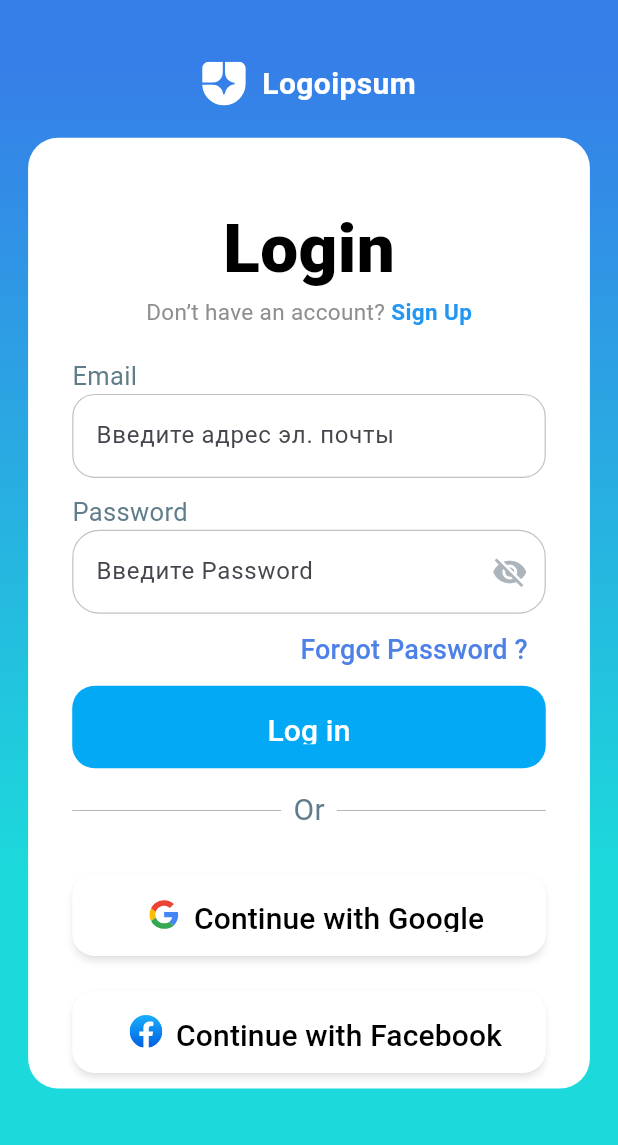
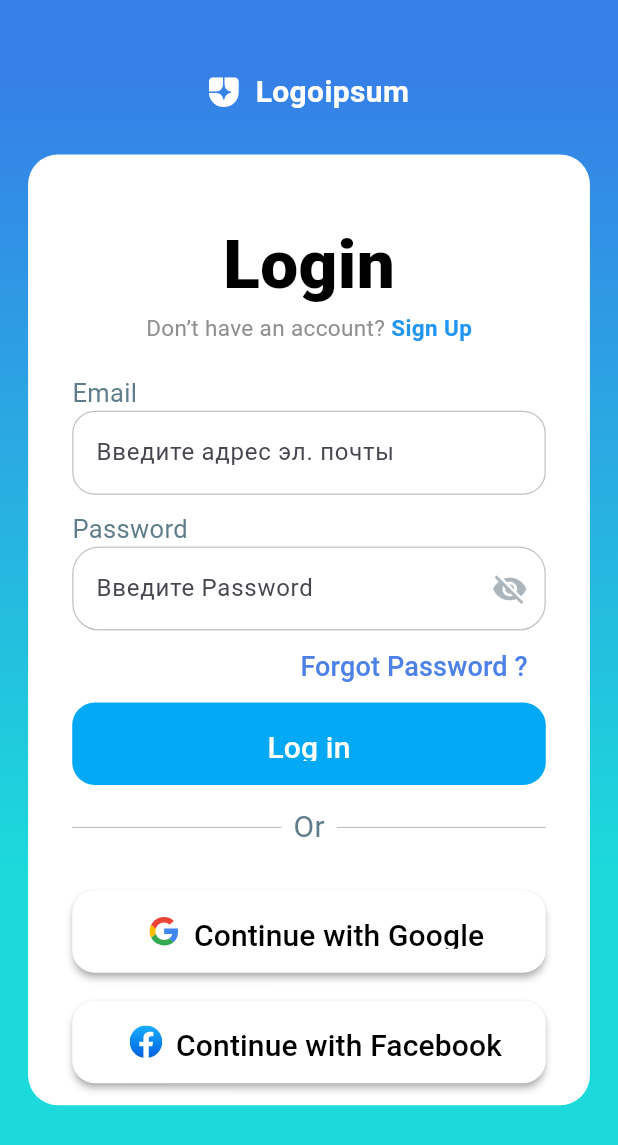
Before and after one commit to M1hammadam1n/singin_ui, a Flutter app: the screen it shows after launch, after a tap on "Log in", on a phone screen of 412 x 824 dp. Shown: the top 1145 px of the screen. Run offline on Flutter 3.47's test engine with Material 3 defaults, Android fonts, the phone set to English and light mode, and no system bars; our stand-ins replace flutter_svg.

Commit message:
fix medi

```diff
--- a/lib/login_ui/one_page.dart
+++ b/lib/login_ui/one_page.dart
@@ -24,16 +24,15 @@ class StartPage extends StatelessWidget {
                 children: [
                   SvgPicture.asset(
                     'assets/icons/Vector.svg',
-                    width: 40,
-                    height: 40,
+                    width: MediaQuery.of(context).size.width / 20,
+                    height: MediaQuery.of(context).size.height / 20,
                     colorFilter: const ColorFilter.mode(
                       Color(0xFF375DFB),
                       BlendMode.srcIn,
                     ),
                   ),
-                  SizedBox(width: 10),
                   Text(
-                    "Logoipsum",
+                    "  Logoipsum",
                     style: TextStyle(color: Colors.black, fontSize: 20),
                   ),
                 ],
@@ -42,7 +41,7 @@ class StartPage extends StatelessWidget {
               Text(
                 'Sign in to your \nAccount',
                 style: TextStyle(
-                  fontSize: 45,
+                  fontSize: MediaQuery.of(context).size.width / 10,
                   color: Colors.black,
                   fontWeight: FontWeight.w800,
                 ),
@@ -50,7 +49,10 @@ class StartPage extends StatelessWidget {
               SizedBox(height: MediaQuery.of(context).size.width / 40),
               Text(
                 'Enter your email and password to log in ',
-                style: TextStyle(fontSize: 17, color: Colors.blueGrey),
+                style: TextStyle(
+                  fontSize: MediaQuery.of(context).size.width / 20,
+                  color: Colors.blueGrey,
+                ),
               ),
               SizedBox(height: MediaQuery.of(context).size.width / 12),
               Text(
@@ -65,8 +67,6 @@ class StartPage extends StatelessWidget {
                     hintText: 'Введите адрес эл. почты',
                     filled: true,
                     fillColor: Colors.transparent,
-
-                    // рамка когда поле активно
                     focusedBorder: OutlineInputBorder(
                       borderRadius: BorderRadius.circular(18),
                       borderSide: const BorderSide(
@@ -99,14 +99,17 @@ class StartPage extends StatelessWidget {
                     onPressed: () {},
                     child: Text(
                       "Forgot Password ?",
-                      style: TextStyle(color: Color(0xFF4D81E7), fontSize: 18),
+                      style: TextStyle(
+                        color: Color(0xFF4D81E7),
+                        fontSize: MediaQuery.of(context).size.width / 22,
+                      ),
                     ),
                   ),
                 ],
               ),
               SizedBox(
-                width: double.infinity,
-                height: 55,
+                width: MediaQuery.of(context).size.width / 1.2,
+                height: MediaQuery.of(context).size.height / 15,
                 child: ElevatedButton(
                   onPressed: () {
                     Navigator.push(
@@ -123,9 +126,12 @@ class StartPage extends StatelessWidget {
                     padding: const EdgeInsets.symmetric(vertical: 16),
                     overlayColor: Colors.black,
                   ),
-                  child: const Text(
+                  child: Text(
                     'Log in',
-                    style: TextStyle(color: Colors.white, fontSize: 20),
+                    style: TextStyle(
+                      color: Colors.white,
+                      fontSize: MediaQuery.of(context).size.width / 20,
+                    ),
                     textAlign: TextAlign.center,
                   ),
                 ),
@@ -138,15 +144,18 @@ class StartPage extends StatelessWidget {
                     padding: const EdgeInsets.symmetric(horizontal: 8.0),
                     child: Text(
                       "Or",
-                      style: TextStyle(fontSize: 20, color: Colors.blueGrey),
+                      style: TextStyle(
+                        fontSize: MediaQuery.of(context).size.width / 20,
+                        color: Colors.blueGrey,
+                      ),
                     ),
                   ),
                   Expanded(child: Divider(color: Colors.grey, thickness: 0.5)),
                 ],
               ),
               SizedBox(
-                width: double.infinity,
-                height: 55,
+                width: MediaQuery.of(context).size.width / 1.2,
+                height: MediaQuery.of(context).size.height / 15,
                 child: ElevatedButton(
                   onPressed: () {},
                   style: ElevatedButton.styleFrom(
@@ -162,12 +171,15 @@ class StartPage extends StatelessWidget {
                     children: [
                       SvgPicture.asset(
                         'assets/icons/google.svg',
-                        width: 40,
-                        height: 40,
+                        width: MediaQuery.of(context).size.width / 18,
+                        height: MediaQuery.of(context).size.height / 18,
                       ),
-                      const Text(
+                      Text(
                         'Continue with Google',
-                        style: TextStyle(color: Colors.black, fontSize: 20),
+                        style: TextStyle(
+                          color: Colors.black,
+                          fontSize: MediaQuery.of(context).size.width / 20,
+                        ),
                         textAlign: TextAlign.center,
                       ),
                     ],
@@ -176,8 +188,8 @@ class StartPage extends StatelessWidget {
               ),
               SizedBox(height: MediaQuery.of(context).size.width / 18),
               SizedBox(
-                width: double.infinity,
-                height: 55,
+                width: MediaQuery.of(context).size.width / 1.2,
+                height: MediaQuery.of(context).size.height / 15,
                 child: ElevatedButton(
                   onPressed: () {},
                   style: ElevatedButton.styleFrom(
@@ -193,12 +205,15 @@ class StartPage extends StatelessWidget {
                     children: [
                       SvgPicture.asset(
                         'assets/icons/2021_Facebook_icon 1.svg',
-                        width: 40,
-                        height: 40,
+                        width: MediaQuery.of(context).size.width / 18,
+                        height: MediaQuery.of(context).size.height / 18,
                       ),
-                      const Text(
+                      Text(
                         'Continue with Facebook',
-                        style: TextStyle(color: Colors.black, fontSize: 20),
+                        style: TextStyle(
+                          color: Colors.black,
+                          fontSize: MediaQuery.of(context).size.width / 20,
+                        ),
                         textAlign: TextAlign.center,
                       ),
                     ],
@@ -212,23 +227,23 @@ class StartPage extends StatelessWidget {
                 mainAxisAlignment: MainAxisAlignment.center,
                 children: [
                   Text(
-                    'Don’t have an account?',
+                    'Don’t have an account?  ',
                     style: TextStyle(
                       color: const Color.fromARGB(255, 143, 143, 143),
-                      fontSize: 20,
+                      fontSize: MediaQuery.of(context).size.width / 20,
                     ),
                   ),
                   Text(
                     'Sign Up',
                     style: TextStyle(
                       color: Colors.blue,
-                      fontSize: 20,
+                      fontSize: MediaQuery.of(context).size.width / 20,
                       fontWeight: FontWeight.w600,
                     ),
                   ),
                 ],
               ),
-              SizedBox(height: MediaQuery.of(context).size.width / 18),
+              SizedBox(height: MediaQuery.of(context).size.width / 15),
             ],
           ),
         ),
--- a/lib/login_ui/three_page.dart
+++ b/lib/login_ui/three_page.dart
@@ -14,12 +14,7 @@ class ThreePage extends StatelessWidget {
           gradient: LinearGradient(
             begin: Alignment.topCenter,
             end: Alignment.bottomCenter,
-            colors: [
-              Colors.blue,
-              Colors.blue,
-              Colors.white,
-              Colors.white,
-            ],
+            colors: [Colors.blue, Colors.blue, Colors.white, Colors.white],
             stops: [0.0, 0.5, 0.5, 1.0],
           ),
         ),
@@ -37,8 +32,8 @@ class ThreePage extends StatelessWidget {
                     children: [
                       SvgPicture.asset(
                         'assets/icons/Vector.svg',
-                        width: 40,
-                        height: 40,
+                        width: MediaQuery.of(context).size.width / 20,
+                        height: MediaQuery.of(context).size.height / 20,
                         colorFilter: const ColorFilter.mode(
                           Color(0xFF375DFB),
                           BlendMode.srcIn,
@@ -71,14 +66,19 @@ class ThreePage extends StatelessWidget {
                     color: Colors.white,
                   ),
                   child: Padding(
-                  padding: const EdgeInsets.only(left: 30, right: 30),
+                    padding: EdgeInsets.only(
+                      left: MediaQuery.of(context).size.width / 20,
+                      right: MediaQuery.of(context).size.width / 20,
+                    ),
                     child: Column(
                       crossAxisAlignment: CrossAxisAlignment.center,
                       children: [
-                      SizedBox(height: MediaQuery.of(context).size.height / 32),
                         SizedBox(
-                        width: MediaQuery.of(context).size.width / 1.55,
-                        height: 55,
+                          height: MediaQuery.of(context).size.height / 32,
+                        ),
+                        SizedBox(
+                          width: MediaQuery.of(context).size.width / 1.2,
+                          height: MediaQuery.of(context).size.height / 15,
                           child: ElevatedButton(
                             onPressed: () {},
                             style: ElevatedButton.styleFrom(
@@ -94,8 +94,9 @@ class ThreePage extends StatelessWidget {
                               children: [
                                 SvgPicture.asset(
                                   'assets/icons/google.svg',
-                                width: 40,
-                                height: 40,
+                                  width: MediaQuery.of(context).size.width / 18,
+                                  height:
+                                      MediaQuery.of(context).size.height / 18,
                                 ),
                                 const Text(
                                   'Continue with Google',
@@ -109,11 +110,16 @@ class ThreePage extends StatelessWidget {
                             ),
                           ),
                         ),
-                      SizedBox(height: MediaQuery.of(context).size.width / 30),
+                        SizedBox(
+                          height: MediaQuery.of(context).size.width / 30,
+                        ),
                         Row(
                           children: [
                             Expanded(
-                            child: Divider(color: Colors.grey, thickness: 0.5),
+                              child: Divider(
+                                color: Colors.grey,
+                                thickness: 0.5,
+                              ),
                             ),
                             Padding(
                               padding: const EdgeInsets.symmetric(
@@ -128,11 +134,16 @@ class ThreePage extends StatelessWidget {
                               ),
                             ),
                             Expanded(
-                            child: Divider(color: Colors.grey, thickness: 0.5),
+                              child: Divider(
+                                color: Colors.grey,
+                                thickness: 0.5,
+                              ),
                             ),
                           ],
                         ),
-                      SizedBox(height: MediaQuery.of(context).size.width / 20),
+                        SizedBox(
+                          height: MediaQuery.of(context).size.width / 20,
+                        ),
                         SizedBox(
                           width: MediaQuery.of(context).size.width / 1.2,
                           child: TextField(
@@ -160,7 +171,9 @@ class ThreePage extends StatelessWidget {
                             textAlign: TextAlign.start,
                           ),
                         ),
-                      SizedBox(height: MediaQuery.of(context).size.width / 30),
+                        SizedBox(
+                          height: MediaQuery.of(context).size.width / 30,
+                        ),
                         PasswordField(),
                         Row(
                           mainAxisAlignment: MainAxisAlignment.end,
@@ -177,10 +190,12 @@ class ThreePage extends StatelessWidget {
                             ),
                           ],
                         ),
-                      SizedBox(height: MediaQuery.of(context).size.width / 30),
                         SizedBox(
-                        width: double.infinity,
-                        height: 55,
+                          height: MediaQuery.of(context).size.width / 30,
+                        ),
+                        SizedBox(
+                          width: MediaQuery.of(context).size.width / 1.2,
+                          height: MediaQuery.of(context).size.height / 15,
                           child: ElevatedButton(
                             onPressed: () {
                               Navigator.push(
@@ -201,12 +216,17 @@ class ThreePage extends StatelessWidget {
                             ),
                             child: const Text(
                               'Log in',
-                            style: TextStyle(color: Colors.white, fontSize: 20),
+                              style: TextStyle(
+                                color: Colors.white,
+                                fontSize: 20,
+                              ),
                               textAlign: TextAlign.center,
                             ),
                           ),
                         ),
-                      SizedBox(height: MediaQuery.of(context).size.width / 15),
+                        SizedBox(
+                          height: MediaQuery.of(context).size.width / 15,
+                        ),
                         Row(
                           mainAxisAlignment: MainAxisAlignment.center,
                           children: [
--- a/lib/login_ui/two_page.dart
+++ b/lib/login_ui/two_page.dart
@@ -31,12 +31,8 @@ class _TwoPageState extends State<TwoPage> with SingleTickerProviderStateMixin {
   }
 
   LinearGradient _buildGradient(double t) {
-    // t от 0.0 до 1.0 — управляет положением "светлой" части градиента
-    // верхний цвет: #367FE8, нижний: #1CD9DB
     const topColor = Color(0xFF367FE8);
     const bottomColor = Color(0xFF1CD9DB);
-
-    // сдвигаем стопы: делаем мягкий движущийся переход
     final p1 = (0.0 + 0.35 * t).clamp(0.0, 1.0);
     final p2 = (0.65 + 0.35 * t).clamp(0.0, 1.0);
 
@@ -51,7 +47,6 @@ class _TwoPageState extends State<TwoPage> with SingleTickerProviderStateMixin {
   @override
   Widget build(BuildContext context) {
     return Scaffold(
-      // убираем backgroundColor и используем контейнер с градиентом
       body: AnimatedBuilder(
         animation: _anim,
         builder: (context, child) {
@@ -59,7 +54,6 @@ class _TwoPageState extends State<TwoPage> with SingleTickerProviderStateMixin {
             decoration: BoxDecoration(gradient: _buildGradient(_anim.value)),
             child: SafeArea(
               child: Column(
-                //   mainAxisAlignment: MainAxisAlignment.center,
                 children: [
                   SizedBox(height: MediaQuery.of(context).size.width / 10),
                   Row(
@@ -67,16 +61,15 @@ class _TwoPageState extends State<TwoPage> with SingleTickerProviderStateMixin {
                     children: [
                       SvgPicture.asset(
                         'assets/icons/Vector.svg',
-                        width: 30,
-                        height: 30,
+                        width: MediaQuery.of(context).size.width / 20,
+                        height: MediaQuery.of(context).size.height / 20,
                         colorFilter: const ColorFilter.mode(
                           Colors.white,
                           BlendMode.srcIn,
                         ),
                       ),
-                      SizedBox(width: 10),
                       const Text(
-                        "Logoipsum",
+                        "  Logoipsum",
                         style: TextStyle(
                           color: Colors.white,
                           fontWeight: FontWeight.w700,
@@ -205,8 +198,8 @@ class _TwoPageState extends State<TwoPage> with SingleTickerProviderStateMixin {
                               ],
                             ),
                             SizedBox(
-                              width: double.infinity,
-                              height: 55,
+                              width: MediaQuery.of(context).size.width / 1.2,
+                              height: MediaQuery.of(context).size.height / 15,
                               child: ElevatedButton(
                                 onPressed: () {
                                   Navigator.push(
@@ -272,8 +265,8 @@ class _TwoPageState extends State<TwoPage> with SingleTickerProviderStateMixin {
                               height: MediaQuery.of(context).size.width / 15,
                             ),
                             SizedBox(
-                              width: double.infinity,
-                              height: 55,
+                              width: MediaQuery.of(context).size.width / 1.2,
+                              height: MediaQuery.of(context).size.height / 15,
                               child: ElevatedButton(
                                 onPressed: () {},
                                 style: ElevatedButton.styleFrom(
@@ -285,7 +278,7 @@ class _TwoPageState extends State<TwoPage> with SingleTickerProviderStateMixin {
                                     vertical: 16,
                                   ),
                                   elevation: 2,
-                                  shadowColor: Colors.grey.withOpacity(0.3),
+                                  shadowColor: Colors.grey,
                                   overlayColor: Colors.blueGrey,
                                 ),
                                 child: Row(
@@ -309,11 +302,11 @@ class _TwoPageState extends State<TwoPage> with SingleTickerProviderStateMixin {
                               ),
                             ),
                             SizedBox(
-                              height: MediaQuery.of(context).size.width / 18,
+                              height: MediaQuery.of(context).size.width / 22,
                             ),
                             SizedBox(
-                              width: double.infinity,
-                              height: 55,
+                              width: MediaQuery.of(context).size.width / 1.2,
+                              height: MediaQuery.of(context).size.height / 15,
                               child: ElevatedButton(
                                 onPressed: () {},
                                 style: ElevatedButton.styleFrom(
@@ -325,10 +318,8 @@ class _TwoPageState extends State<TwoPage> with SingleTickerProviderStateMixin {
                                     vertical: 16,
                                   ),
                                   elevation: 2,
-                                  shadowColor: Colors.grey.withOpacity(0.3),
-                                  overlayColor: Colors.blueGrey.withOpacity(
-                                    0.1,
-                                  ),
+                                  shadowColor: Colors.grey,
+                                  overlayColor: Colors.blueGrey,
                                 ),
                                 child: Row(
                                   mainAxisAlignment: MainAxisAlignment.center,
```
Lines whose indentation alone changed are shown as unchanged.
